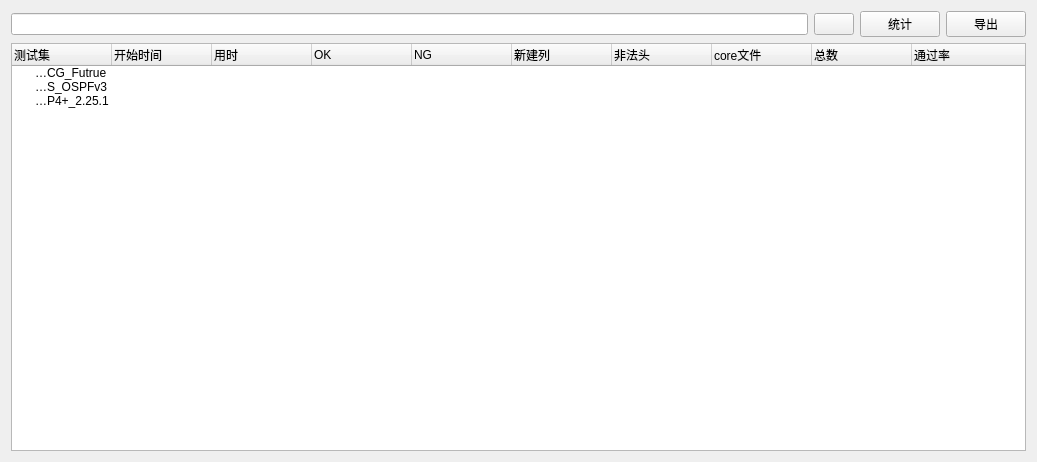
Old version of the form loganalysis.ui in the repository SakuraMYK/AutoMationTools.
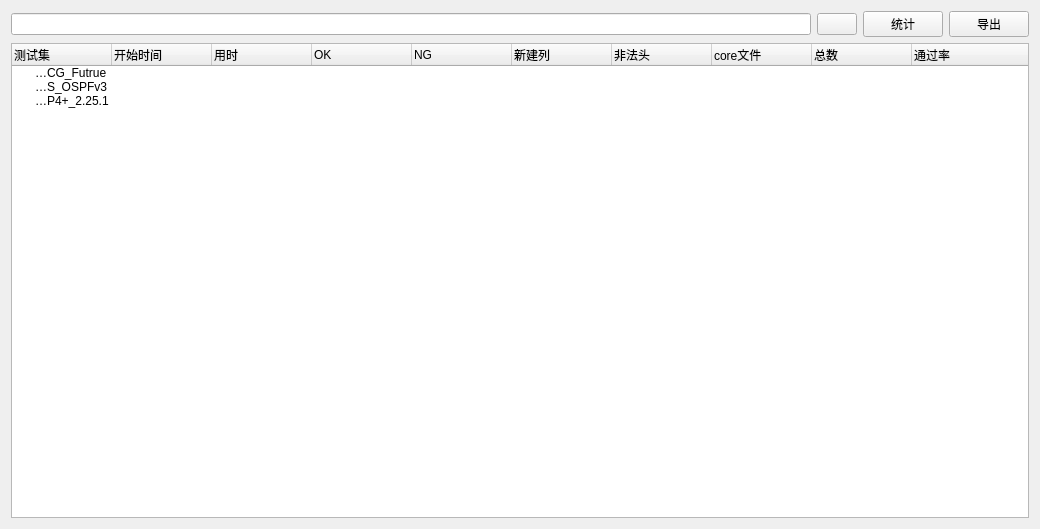
New version of the form.

```diff
--- a/loganalysis.ui
+++ b/loganalysis.ui
@@ -6,8 +6,8 @@
    <rect>
     <x>0</x>
     <y>0</y>
-    <width>1037</width>
-    <height>462</height>
+    <width>1040</width>
+    <height>529</height>
    </rect>
   </property>
   <property name="windowTitle">
```
